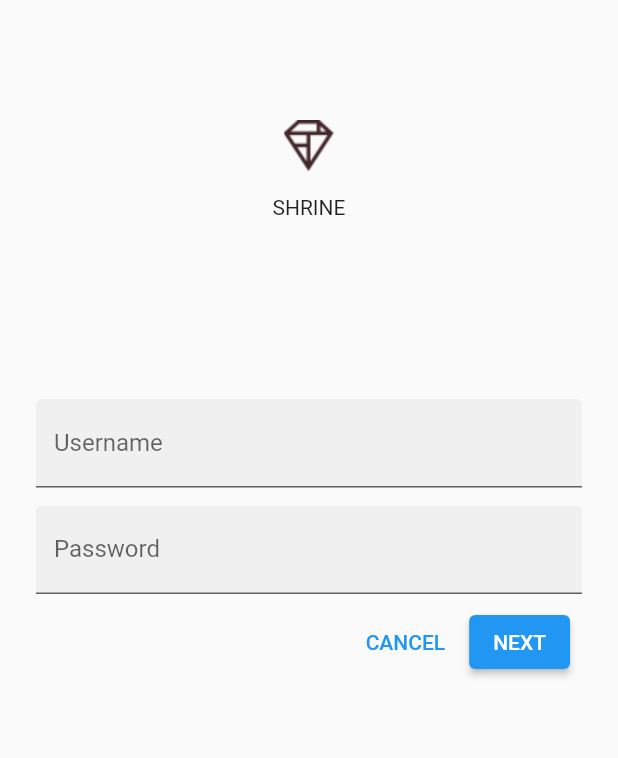
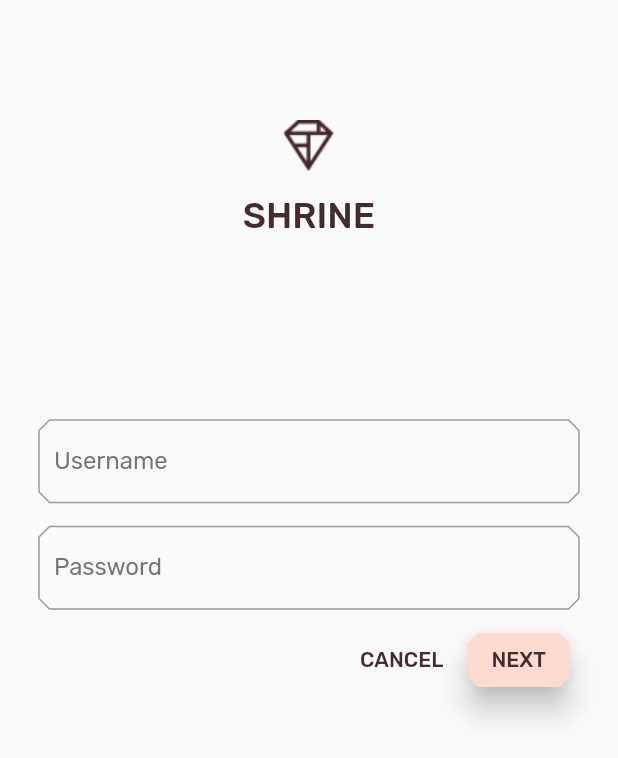
Before and after one commit to neysene/material_component, a Flutter app: the screen it shows after launch, after a tap on "CANCEL", on a phone screen of 412 x 824 dp. Shown: the top 758 px of the screen. Run offline on Flutter 3.47's test engine with Material 2 defaults, Android fonts, the phone set to English and light mode, and no system bars.

Commit message:
End of 103

```diff
--- a/lib/app.dart
+++ b/lib/app.dart
@@ -1,7 +1,9 @@
 import 'package:flutter/material.dart';
+import 'supplemental/cut_corners_border.dart';
 
 import 'home.dart';
 import 'login.dart';
+import 'colors.dart';
 
 // TODO: Convert ShrineApp to stateful widget (104)
 class ShrineApp extends StatelessWidget {
@@ -18,7 +20,7 @@ class ShrineApp extends StatelessWidget {
       // TODO: Change backLayer field value to CategoryMenuPage (104)
       initialRoute: '/login',
       onGenerateRoute: _getRoute,
-      // TODO: Add a theme (103)
+      theme: _kShrineTheme,
     );
   }
 
@@ -35,5 +37,54 @@ class ShrineApp extends StatelessWidget {
   }
 }
 
-// TODO: Build a Shrine Theme (103)
-// TODO: Build a Shrine Text Theme (103)
+final ThemeData _kShrineTheme = _buildShrineTheme();
+
+ThemeData _buildShrineTheme() {
+  final ThemeData base = ThemeData.light();
+  return base.copyWith(
+    colorScheme: base.colorScheme.copyWith(
+      primary: kShrinePink100,
+      onPrimary: kShrineBrown900,
+      secondary: kShrineBrown900,
+      error: kShrineErrorRed,
+    ),
+    textTheme: _buildShrineTextTheme(base.textTheme),
+    textSelectionTheme: const TextSelectionThemeData(
+      selectionColor: kShrinePink100,
+    ),
+    inputDecorationTheme: const InputDecorationTheme(
+      focusedBorder: CutCornersBorder(
+        borderSide: BorderSide(
+          width: 2.0,
+          color: kShrineBrown900,
+        ),
+      ),
+      border: CutCornersBorder(),
+    ),
+  );
+}
+
+TextTheme _buildShrineTextTheme(TextTheme base) {
+  return base
+      .copyWith(
+        headline5: base.headline5!.copyWith(
+          fontWeight: FontWeight.w500,
+        ),
+        headline6: base.headline6!.copyWith(
+          fontSize: 18.0,
+        ),
+        caption: base.caption!.copyWith(
+          fontWeight: FontWeight.w400,
+          fontSize: 14.0,
+        ),
+        bodyText1: base.bodyText1!.copyWith(
+          fontWeight: FontWeight.w500,
+          fontSize: 16.0,
+        ),
+      )
+      .apply(
+        fontFamily: 'Rubik',
+        displayColor: kShrineBrown900,
+        bodyColor: kShrineBrown900,
+      );
+}
--- /dev/null
+++ b/lib/colors.dart
@@ -0,0 +1,13 @@
+import 'package:flutter/material.dart';
+
+const kShrinePink50 = Color(0xFFFEEAE6);
+const kShrinePink100 = Color(0xFFFEDBD0);
+const kShrinePink300 = Color(0xFFFBB8AC);
+const kShrinePink400 = Color(0xFFEAA4A4);
+
+const kShrineBrown900 = Color(0xFF442B2D);
+
+const kShrineErrorRed = Color(0xFFC5032B);
+
+const kShrineSurfaceWhite = Color(0xFFFFFBFA);
+const kShrineBackgroundWhite = Colors.white;
--- a/lib/home.dart
+++ b/lib/home.dart
@@ -1,81 +1,22 @@
 import 'package:flutter/material.dart';
-import 'package:intl/intl.dart';
+import 'package:flutter/services.dart';
 
-import 'package:material_component/model/products_repository.dart';
-import 'package:material_component/model/product.dart';
+import 'model/products_repository.dart';
+import 'model/product.dart';
+import 'supplemental/asymmetric_view.dart';
 
 class HomePage extends StatelessWidget {
   const HomePage({Key? key}) : super(key: key);
 
-  // TODO: Make a collection of cards (102)
+  // TODO: Add a variable for Category (104)
 
-// Replace this entire method
-  List<Card> _buildGridCards(BuildContext context) {
-    List<Product> products = ProductsRepository.loadProducts(Category.all);
-
-    if (products.isEmpty) {
-      return const <Card>[];
-    }
-
-    final ThemeData theme = Theme.of(context);
-    final NumberFormat formatter = NumberFormat.simpleCurrency(
-        locale: Localizations.localeOf(context).toString());
-
-    return products.map((product) {
-      return Card(
-        clipBehavior: Clip.antiAlias,
-        // TODO: Adjust card heights (103)
-        child: Column(
-          // TODO: Center items on the card (103)
-          crossAxisAlignment: CrossAxisAlignment.start,
-          children: <Widget>[
-            AspectRatio(
-              aspectRatio: 18 / 11,
-              child: Image.asset(
-                product.assetName,
-                package: product.assetPackage,
-                // TODO: Adjust the box size (102)
-                fit: BoxFit.fitWidth,
-              ),
-            ),
-            Expanded(
-              child: Padding(
-                padding: const EdgeInsets.fromLTRB(16.0, 12.0, 16.0, 8.0),
-                child: Column(
-                  // TODO: Align labels to the bottom and center (103)
-                  crossAxisAlignment: CrossAxisAlignment.start,
-                  // TODO: Change innermost Column (103)
-                  children: <Widget>[
-                    // TODO: Handle overflowing labels (103)
-                    Text(
-                      product.name,
-                      style: theme.textTheme.headline6,
-                      maxLines: 1,
-                    ),
-                    const SizedBox(height: 8.0),
-                    Text(
-                      formatter.format(product.price),
-                      style: theme.textTheme.subtitle2,
-                    ),
-                  ],
-                ),
-              ),
-            ),
-          ],
-        ),
-      );
-    }).toList();
-  }
-
-  // TODO: Add a variable for Category (104)
   @override
   Widget build(BuildContext context) {
     // TODO: Return an AsymmetricView (104)
     // TODO: Pass Category variable to AsymmetricView (104)
     return Scaffold(
-      // TODO: Add app bar (102)
       appBar: AppBar(
-        // TODO: Add buttons and title (102)
+        systemOverlayStyle: SystemUiOverlayStyle.dark,
         leading: IconButton(
           icon: const Icon(
             Icons.menu,
@@ -86,7 +27,6 @@ class HomePage extends StatelessWidget {
           },
         ),
         title: const Text('SHRINE'),
-        // TODO: Add trailing buttons (102)
         actions: <Widget>[
           IconButton(
             icon: const Icon(
@@ -108,14 +48,8 @@ class HomePage extends StatelessWidget {
           ),
         ],
       ),
-      // TODO: Add a grid view (102)
-      body: GridView.count(
-          crossAxisCount: 2,
-          padding: const EdgeInsets.all(16.0),
-          childAspectRatio: 8.0 / 9.0,
-          children: _buildGridCards(context) // Replace
-          ),
-      // TODO: Set resizeToAvoidBottomInset (101)
+      body: AsymmetricView(
+          products: ProductsRepository.loadProducts(Category.all)),
       resizeToAvoidBottomInset: false,
     );
   }
--- a/lib/login.dart
+++ b/lib/login.dart
@@ -8,9 +8,26 @@ class LoginPage extends StatefulWidget {
 }
 
 class _LoginPageState extends State<LoginPage> {
-  // TODO: Add text editing controllers (101)
   final _usernameController = TextEditingController();
   final _passwordController = TextEditingController();
+  final _unfocusedColor = Colors.grey[600];
+  final _usernameFocusNode = FocusNode();
+  final _passwordFocusNode = FocusNode();
+
+  @override
+  void initState() {
+    super.initState();
+    _usernameFocusNode.addListener(() {
+      setState(() {
+        //Redraw so that the username label reflects the focus state
+      });
+    });
+    _passwordFocusNode.addListener(() {
+      setState(() {
+        //Redraw so that the password label reflects the focus state
+      });
+    });
+  }
 
   @override
   Widget build(BuildContext context) {
@@ -24,42 +41,58 @@ class _LoginPageState extends State<LoginPage> {
               children: <Widget>[
                 Image.asset('assets/diamond.png'),
                 const SizedBox(height: 16.0),
-                const Text('SHRINE'),
+                Text(
+                  'SHRINE',
+                  style: Theme.of(context).textTheme.headline5,
+                ),
               ],
             ),
             const SizedBox(height: 120.0),
             // TODO: Wrap Username with AccentColorOverride (103)
-            // TODO: Remove filled: true values (103)
             // TODO: Wrap Password with AccentColorOverride (103)
-            // TODO: Add TextField widgets (101)
             // [Name]
             TextField(
               controller: _usernameController,
-              decoration: const InputDecoration(
-                filled: true,
+              decoration: InputDecoration(
                 labelText: 'Username',
+                labelStyle: TextStyle(
+                    color: _usernameFocusNode.hasFocus
+                        ? Theme.of(context).colorScheme.secondary
+                        : _unfocusedColor),
               ),
+              focusNode: _usernameFocusNode,
             ),
             // spacer
             const SizedBox(height: 12.0),
             // [Password]
             TextField(
               controller: _passwordController,
-              decoration: const InputDecoration(
-                filled: true,
+              decoration: InputDecoration(
                 labelText: 'Password',
+                labelStyle: TextStyle(
+                    color: _passwordFocusNode.hasFocus
+                        ? Theme.of(context).colorScheme.secondary
+                        : _unfocusedColor),
               ),
+              focusNode: _passwordFocusNode,
               obscureText: true,
             ),
-            // TODO: Add button bar (101)
             ButtonBar(
               // TODO: Add a beveled rectangular border to CANCEL (103)
               children: <Widget>[
-                // TODO: Add buttons (101)
                 TextButton(
                   child: const Text('CANCEL'),
+                  style: ButtonStyle(
+                    foregroundColor: MaterialStateProperty.all(
+                      Theme.of(context).colorScheme.secondary,
+                    ),
+                    shape: MaterialStateProperty.all(
+                      const BeveledRectangleBorder(
+                        borderRadius: BorderRadius.all(Radius.circular(7.0)),
+                      ),
+                    ),
+                  ),
                   onPressed: () {
-                    // TODO: Clear the text fields (101)
                     _usernameController.clear();
                     _passwordController.clear();
                   },
@@ -68,8 +101,15 @@ class _LoginPageState extends State<LoginPage> {
                 // TODO: Add a beveled rectangular border to NEXT (103)
                 ElevatedButton(
                   child: const Text('NEXT'),
+                  style: ButtonStyle(
+                    elevation: MaterialStateProperty.all(8.0),
+                    shape: MaterialStateProperty.all(
+                      const BeveledRectangleBorder(
+                        borderRadius: BorderRadius.all(Radius.circular(7.0)),
+                      ),
+                    ),
+                  ),
                   onPressed: () {
-                    // TODO: Show the next page (101)
                     Navigator.pop(context);
                   },
                 ),
```
Also changed, not shown: pubspec.yaml (+7 -1 lines).
